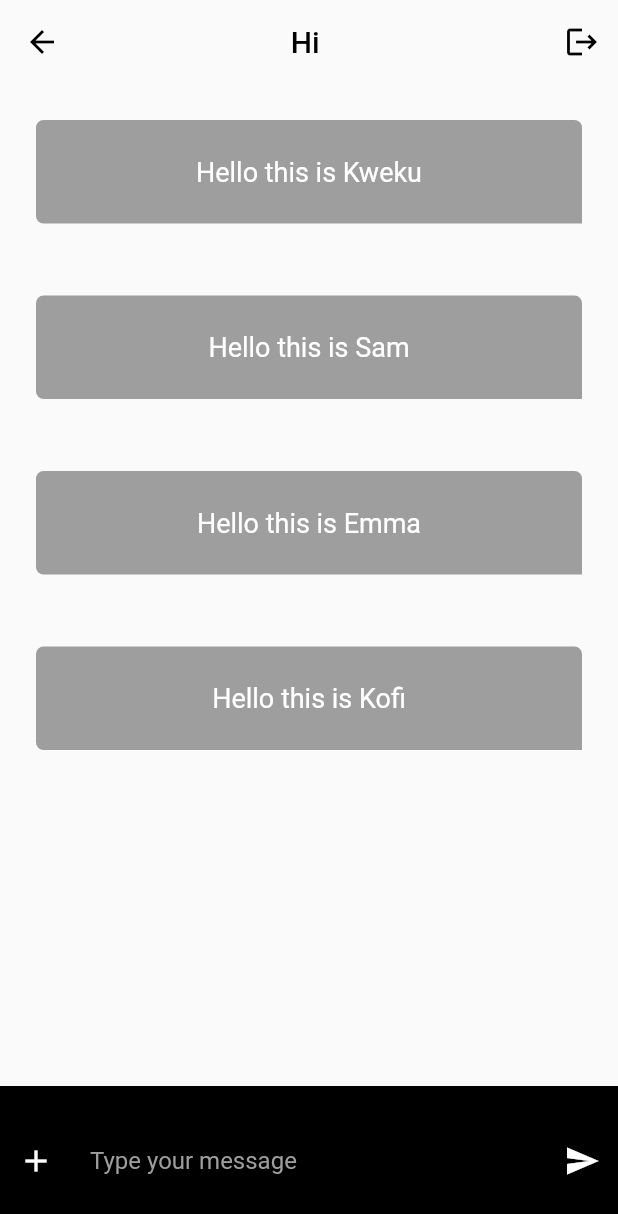
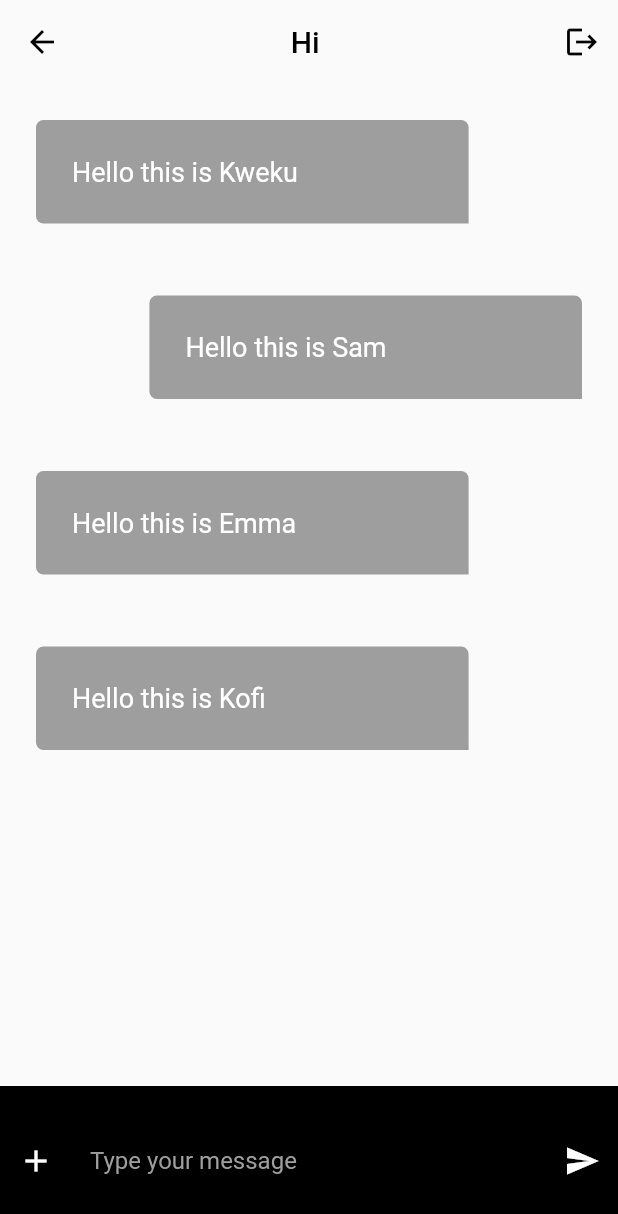
Before and after one commit to SamuelNyarko-lab/linkedinlearning, a Flutter app: the ChatPage screen opened directly with empty values, on a phone screen of 412 x 824 dp. Shown: the top 1214 px of the screen. Run offline on Flutter 3.47's test engine with Material 2 defaults, Android fonts, the phone set to English and light mode, and no system bars.

Commit message:
Updating chatpage

```diff
--- a/lib/screens/chatpage.dart
+++ b/lib/screens/chatpage.dart
@@ -74,6 +74,9 @@ class _ChatPageState extends State<ChatPage> {
                     itemCount: messages.length,
                     itemBuilder: ((context, index) {
                       return ChatBubble(
+                        alignment: messages[index].author.username == 'Sam'
+                            ? Alignment.centerRight
+                            : Alignment.centerLeft,
                         chatEntity: ChatEntity(
                             imageUrl: messages[index].imageUrl,
                             chatMessage:
--- a/lib/widgets/chat_bubble.dart
+++ b/lib/widgets/chat_bubble.dart
@@ -5,13 +5,17 @@ import '../utils/utils.dart';
 
 class ChatBubble extends StatelessWidget {
   final ChatEntity chatEntity;
-  const ChatBubble({super.key, required this.chatEntity});
+  final Alignment alignment;
+  const ChatBubble({super.key, required this.chatEntity, required this.alignment});
 
   @override
   Widget build(BuildContext context) {
-    return Container(
+    return Align(
+      alignment: alignment,
+      child: Container(
         //height: 40,
-      //  width: defaultWidth(context) * 0.5,
+        width: deviceWidth(context) * 0.7,
+        alignment: Alignment.centerLeft,
         decoration: const BoxDecoration(
           color: Colors.grey,
           borderRadius: BorderRadius.only(
@@ -37,6 +41,7 @@ class ChatBubble extends StatelessWidget {
             //       child: Image.network(chatEntity.imageUrl, fit: BoxFit.cover)),
           ],
         ),
+      ),
     );
   }
 }
```
Lines whose indentation alone changed are shown as unchanged.
